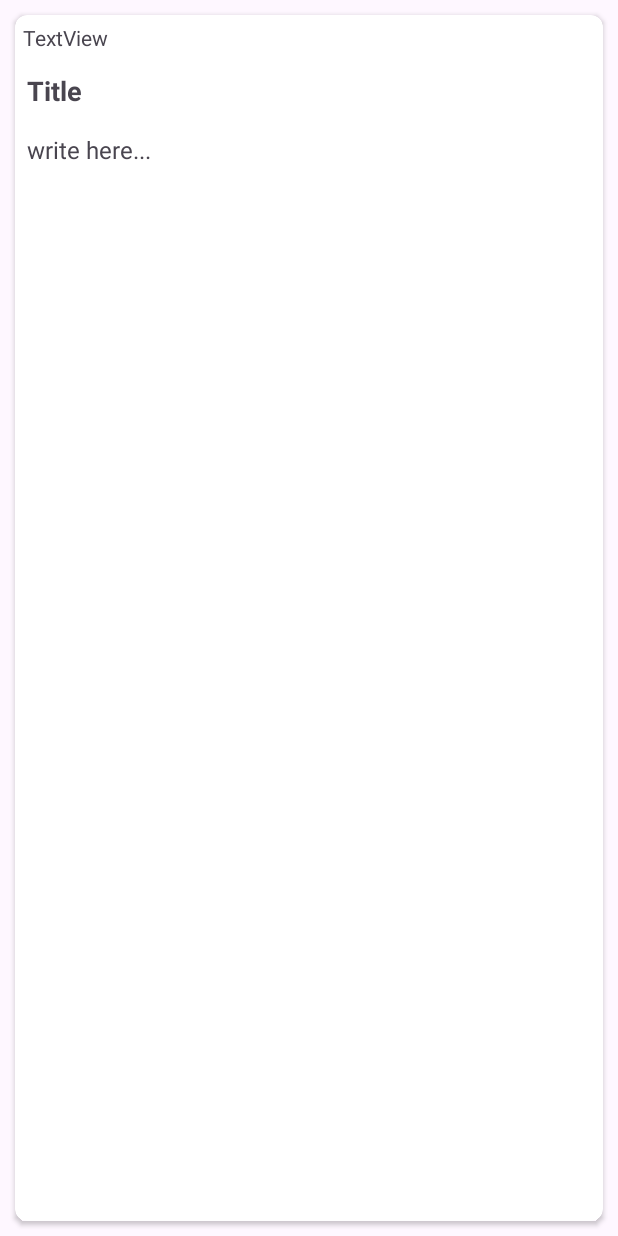
After one commit to Tesfatsion-Gudeta/MyJournal, an Android app: the layout journals.xml on its own in the app's theme, with its tools: preview values and no code run, on a phone screen of 412 x 824 dp. The commit adds this screen. Run offline under Robolectric (Android 15) with nearby library versions, the phone set to English and light mode, and no system bars.

Commit message:
database and layout for the journaling section

```diff
--- a/app/src/main/java/com/example/myjournal/JournalDAO.java
+++ b/app/src/main/java/com/example/myjournal/JournalDAO.java
@@ -15,7 +15,7 @@ public interface JournalDAO {
     @Insert(onConflict = OnConflictStrategy.REPLACE)
     void add(Journal journal);
 
-    @Query("SELECT * from journal ORDER BY id DESC")
+    @Query("SELECT * FROM journal")
     List<Journal> getAllNotes();
 
     @Query("UPDATE journal SET title = :title,note = :note WHERE id")
--- /dev/null
+++ b/app/src/main/res/layout/journals.xml
@@ -0,0 +1,49 @@
+<?xml version="1.0" encoding="utf-8"?>
+<androidx.cardview.widget.CardView xmlns:android="http://schemas.android.com/apk/res/android"
+    xmlns:app="http://schemas.android.com/apk/res-auto"
+    android:layout_width="match_parent"
+    android:layout_height="match_parent"
+    android:layout_margin="10dp"
+    app:cardCornerRadius="8dp">
+
+    <LinearLayout
+        android:layout_width="match_parent"
+        android:layout_height="match_parent"
+        android:orientation="vertical">
+
+        <TextView
+            android:id="@+id/dateText"
+            android:layout_width="match_parent"
+            android:layout_height="wrap_content"
+            android:layout_margin="5dp"
+            android:ellipsize="marquee"
+            android:marqueeRepeatLimit="marquee_forever"
+            android:scrollHorizontally="true"
+            android:text="TextView" />
+
+        <TextView
+            android:id="@+id/journalTitle"
+            android:layout_width="match_parent"
+            android:layout_height="wrap_content"
+            android:layout_margin="8dp"
+            android:ellipsize="marquee"
+            android:marqueeRepeatLimit="marquee_forever"
+            android:scrollHorizontally="true"
+            android:singleLine="true"
+            android:text="Title"
+            android:textSize="18sp"
+            android:textStyle="bold" />
+
+
+
+        <TextView
+            android:id="@+id/jouranlText"
+            android:layout_width="match_parent"
+            android:layout_height="wrap_content"
+            android:layout_margin="8dp"
+            android:text="write here..."
+            android:textSize="16sp" />
+
+
+    </LinearLayout>
+</androidx.cardview.widget.CardView>
```
Also changed, not shown: app/src/main/java/com/example/myjournal/JournalDB.java (+19 -0 lines), app/src/main/res/layout/activity_main.xml (+8 -3 lines).
